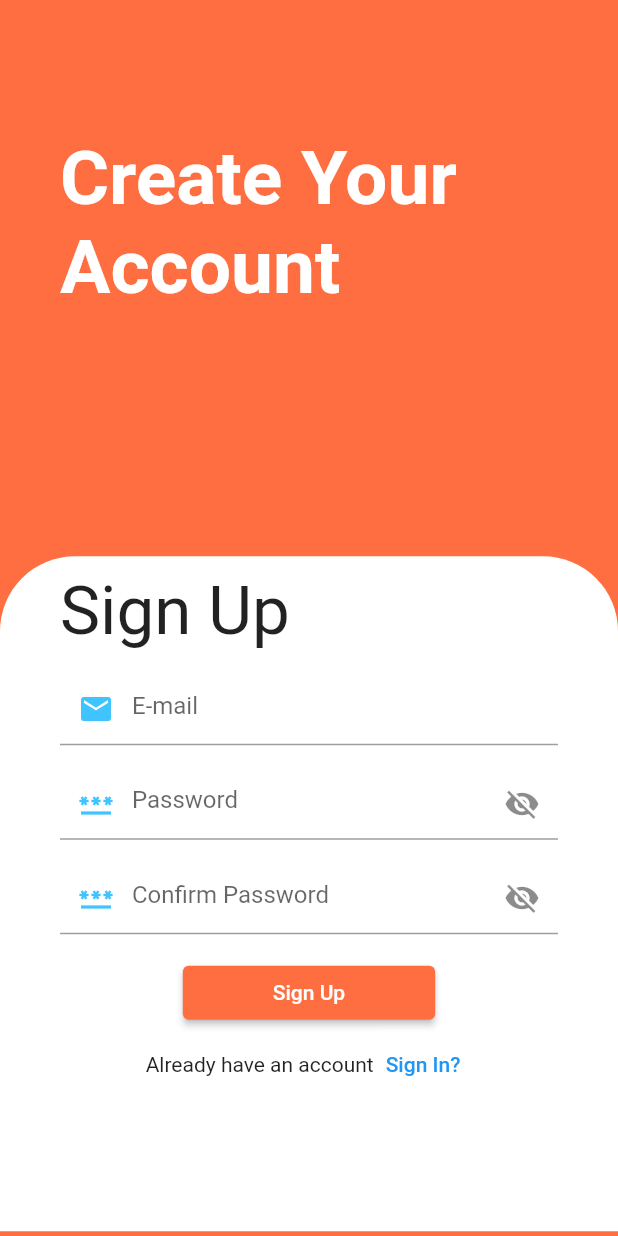
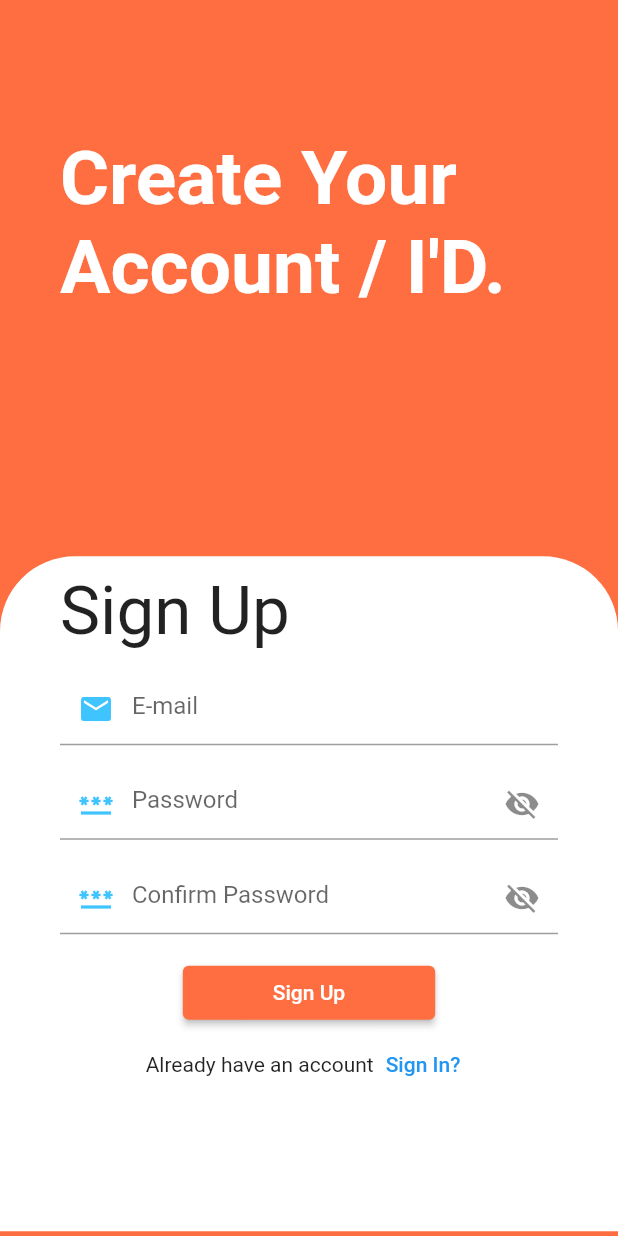
Before and after one commit to JayeshParab970/Login_page, a Flutter app: the SignUpPage screen opened directly, on a phone screen of 412 x 824 dp. Run offline on Flutter 3.47's test engine with Material 2 defaults, Android fonts, the phone set to English and light mode, and no system bars.

Commit message:
Login Page and Register Page

```diff
--- a/lib/signIn.dart
+++ b/lib/signIn.dart
@@ -20,7 +20,7 @@ class _SignUpPageState extends State<SignUpPage> {
           children: [
             Padding(
               padding: const EdgeInsets.only(top: 90,left: 40),
-              child: Text("Create Your \nAccount",style: TextStyle(color: Colors.white,fontSize: 50,fontWeight: FontWeight.bold),),
+              child: Text("Create Your \nAccount / I'D.",style: TextStyle(color: Colors.white,fontSize: 50,fontWeight: FontWeight.bold),),
             ),
 
             SingleChildScrollView(
```
